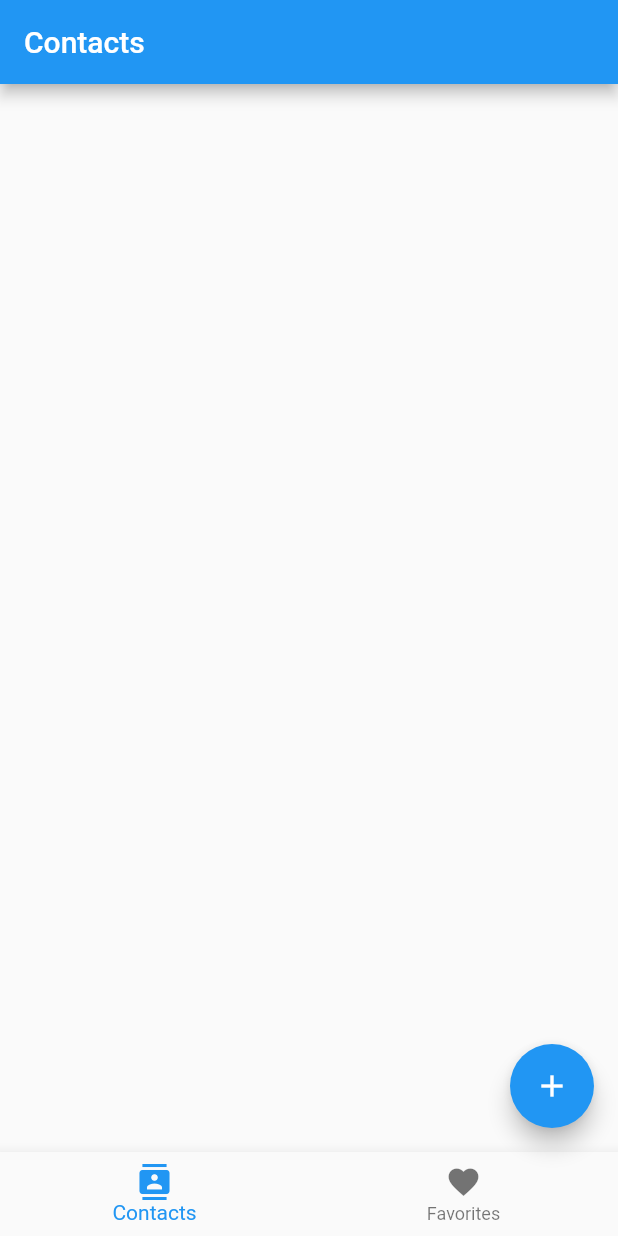
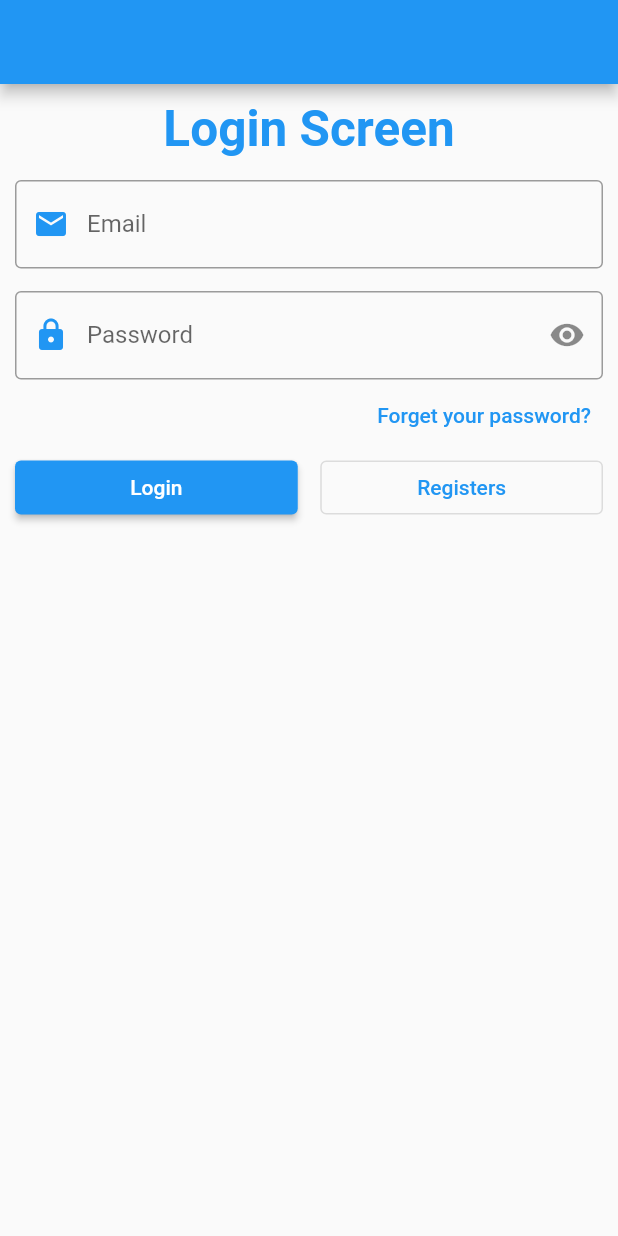
Before and after one commit to amir58/FlutterHti22G1, a Flutter app: the screen it shows after launch, on a phone screen of 412 x 824 dp. Run offline on Flutter 3.47's test engine with Material 2 defaults, Android fonts, the light colour scheme and no system bars; our stand-ins replace bloc, cloud_firestore, firebase_auth, firebase_core, flutter_bloc, flutter_easyloading and 1 more; accounts and stored records are empty.

Commit message:
Session 19

```diff
--- /dev/null
+++ b/lib/auth/auth_cubit.dart
@@ -0,0 +1,43 @@
+import 'package:bloc/bloc.dart';
+import 'package:cloud_firestore/cloud_firestore.dart';
+import 'package:firebase_auth/firebase_auth.dart';
+
+part 'auth_state.dart';
+
+class AuthCubit extends Cubit<AuthStates> {
+  AuthCubit() : super(AuthInitial());
+
+  var firebaseAuth = FirebaseAuth.instance;
+
+  void createAccount({
+    required String email,
+    required String password,
+  }) {
+    firebaseAuth
+        .createUserWithEmailAndPassword(email: email, password: password)
+        .then((value) => _saveUserData(value.user!))
+        .catchError((error) => emit(RegisterFailureState(error.toString())));
+  }
+
+  void login({
+    required String email,
+    required String password,
+  }) {
+    firebaseAuth
+        .signInWithEmailAndPassword(email: email, password: password)
+        .then((value) => emit(LoginSuccessState()))
+        .catchError((error) => emit(LoginFailureState(error.toString())));
+  }
+
+  void _saveUserData(User user) {
+    FirebaseFirestore.instance
+        .collection("flutterHti221Users")
+        .doc(user.uid)
+        .set({
+      "username": "Amir",
+      "email": "amir@gmail.com",
+      "gender": "male",
+      "phone": "01116036522",
+    }).then((value) => emit(RegisterSuccessState()));
+  }
+}
--- /dev/null
+++ b/lib/auth/auth_state.dart
@@ -0,0 +1,21 @@
+part of 'auth_cubit.dart';
+
+abstract class AuthStates {}
+
+class AuthInitial extends AuthStates {}
+
+class LoginSuccessState extends AuthStates {}
+
+class LoginFailureState extends AuthStates {
+  final String errorMessage;
+
+  LoginFailureState(this.errorMessage);
+}
+
+class RegisterSuccessState extends AuthStates {}
+
+class RegisterFailureState extends AuthStates {
+  final String errorMessage;
+
+  RegisterFailureState(this.errorMessage);
+}
--- /dev/null
+++ b/lib/auth/login_screen.dart
@@ -0,0 +1,182 @@
+import 'package:flutter/material.dart';
+import 'package:flutter_bloc/flutter_bloc.dart';
+import 'package:flutter_easyloading/flutter_easyloading.dart';
+import 'package:hti22one/auth/auth_cubit.dart';
+import 'package:hti22one/auth/register_screen.dart';
+import 'package:hti22one/contacts/contacts_cubit.dart';
+import 'package:hti22one/contacts/contacts_main_screen.dart';
+import 'package:hti22one/helpers/my_easy_loading.dart';
+
+class LoginScreen extends StatefulWidget {
+  const LoginScreen({Key? key}) : super(key: key);
+
+  @override
+  State<LoginScreen> createState() => _LoginScreenState();
+}
+
+class _LoginScreenState extends State<LoginScreen> {
+  final GlobalKey<FormState> formKey = GlobalKey<FormState>();
+
+  final TextEditingController emailController = TextEditingController();
+  final TextEditingController passwordController = TextEditingController();
+
+  @override
+  Widget build(BuildContext context) {
+    return BlocListener<AuthCubit, AuthStates>(
+      listener: (context, state) {
+        stopLoading();
+
+        if (state is LoginFailureState) {
+          showErrorMessage(state.errorMessage);
+          return;
+        }
+        if (state is LoginSuccessState) {
+          showInfoMessage("Welcome!");
+          Navigator.pushReplacement(
+              context,
+              MaterialPageRoute(
+                builder: (context) => BlocProvider(
+                  create: (context) => ContactsCubit(),
+                  child: ContactsMainScreen(),
+                ),
+              ));
+        }
+      },
+      child: Scaffold(
+        appBar: AppBar(),
+        body: Container(
+          padding: const EdgeInsets.all(10),
+          width: double.infinity,
+          child: Form(
+            key: formKey,
+            child: Column(
+              // crossAxisAlignment: CrossAxisAlignment.center,
+              children: [
+                const Text(
+                  "Login Screen",
+                  style: TextStyle(
+                    fontSize: 33,
+                    fontWeight: FontWeight.bold,
+                    color: Colors.blue,
+                  ),
+                ),
+                const SizedBox(height: 15),
+                TextFormField(
+                  controller: emailController,
+                  // initialValue: "@gmail.com",
+                  validator: (value) {
+                    if (value!.isEmpty) {
+                      return "Email required";
+                    }
+                    if (!value.contains("@") || !value.contains(".")) {
+                      return "Email not valid";
+                    }
+                    return null;
+                  },
+                  enabled: true,
+                  maxLines: 1,
+                  keyboardType: TextInputType.emailAddress,
+                  textInputAction: TextInputAction.next,
+                  decoration: const InputDecoration(
+                    labelText: "Email",
+                    border: OutlineInputBorder(),
+                    prefixIcon: Icon(
+                      Icons.email,
+                      color: Colors.blue,
+                    ),
+                  ),
+                ),
+                const SizedBox(height: 15),
+                TextFormField(
+                  controller: passwordController,
+                  validator: (value) {
+                    if (value!.isEmpty) {
+                      return "Password required";
+                    }
+                    if (value.length < 6) {
+                      return "Password must be at least 6 characters";
+                    }
+
+                    return null;
+                  },
+                  enabled: true,
+                  maxLines: 1,
+                  obscureText: true,
+                  keyboardType: TextInputType.emailAddress,
+                  decoration: InputDecoration(
+                    labelText: "Password",
+                    border: const OutlineInputBorder(),
+                    prefixIcon: const Icon(
+                      Icons.lock,
+                      color: Colors.blue,
+                    ),
+                    suffixIcon: IconButton(
+                      onPressed: () {
+                        print('Show/Hide password');
+                      },
+                      icon: const Icon(
+                        Icons.remove_red_eye,
+                      ),
+                    ),
+                  ),
+                ),
+                Container(
+                  // color: Colors.black,
+                  alignment: AlignmentDirectional.centerEnd,
+                  child: TextButton(
+                    onPressed: () {},
+                    child: const Text("Forget your password?"),
+                  ),
+                ),
+                Row(
+                  children: [
+                    Expanded(
+                      flex: 1,
+                      child: ElevatedButton(
+                        onPressed: () {
+                          if (formKey.currentState!.validate()) {
+                            login();
+                          } else {
+                            print('ERROR');
+                          }
+                        },
+                        child: const Text("Login"),
+                      ),
+                    ),
+                    const SizedBox(width: 15),
+                    Expanded(
+                      flex: 1,
+                      child: OutlinedButton(
+                        onPressed: () {
+                          Navigator.push(
+                            context,
+                            MaterialPageRoute(
+                              builder: (context) => BlocProvider.value(
+                                value: this.context.read<AuthCubit>(),
+                                child: RegisterScreen(),
+                              ),
+                            ),
+                          );
+                        },
+                        child: const Text("Registers"),
+                      ),
+                    )
+                  ],
+                ),
+              ],
+            ),
+          ),
+        ),
+      ),
+    );
+  }
+
+  void login() {
+    startLoading();
+
+    String email = emailController.text;
+    String password = passwordController.text;
+
+    context.read<AuthCubit>().login(email: email, password: password);
+  }
+}
--- a/lib/main.dart
+++ b/lib/main.dart
@@ -1,15 +1,18 @@
 import 'package:cloud_firestore/cloud_firestore.dart';
+import 'package:firebase_auth/firebase_auth.dart';
 import 'package:firebase_core/firebase_core.dart';
 import 'package:flutter/material.dart';
 import 'package:flutter_bloc/flutter_bloc.dart';
+import 'package:flutter_easyloading/flutter_easyloading.dart';
 import 'package:hti22one/assets_screen.dart';
+import 'package:hti22one/auth/auth_cubit.dart';
 import 'package:hti22one/bmi/bmi.dart';
 import 'package:hti22one/contacts/contacts_cubit.dart';
 import 'package:hti22one/contacts/contacts_main_screen.dart';
 import 'package:hti22one/contacts_screen.dart';
 import 'package:hti22one/messenger/messenger_screen.dart';
 import 'package:hti22one/stack.dart';
-import 'package:hti22one/third_screen.dart';
+import 'package:hti22one/auth/login_screen.dart';
 
 import 'counter_cubit/counter_cubit_screen.dart';
 import 'names_screen.dart';
@@ -29,6 +32,7 @@ class MyApp extends StatelessWidget {
     print('App RUN');
     return MaterialApp(
       title: 'Flutter Demo',
+      builder: EasyLoading.init(),
       debugShowCheckedModeBanner: false,
       theme: ThemeData(
         // This is the theme of your application.
@@ -44,9 +48,14 @@ class MyApp extends StatelessWidget {
       ),
       darkTheme: ThemeData(primarySwatch: Colors.brown),
       themeMode: ThemeMode.light,
-      home: BlocProvider(
-        create: (_) => ContactsCubit(),
-        child: ContactsMainScreen(),
+      home: MultiBlocProvider(
+        providers: [
+          BlocProvider(create: (_) => AuthCubit()),
+          BlocProvider(create: (_) => ContactsCubit()),
+        ],
+        child: FirebaseAuth.instance.currentUser == null
+            ? LoginScreen()
+            : ContactsMainScreen(),
       ),
     );
   }
--- a/pubspec.yaml
+++ b/pubspec.yaml
@@ -38,6 +38,8 @@ dependencies:
   flutter_bloc: ^8.0.1
   firebase_core: ^1.20.1
   cloud_firestore: ^3.4.4
+  firebase_auth: ^3.6.4
+  flutter_easyloading: ^3.0.5
 
 dev_dependencies:
   flutter_test:
```
Also changed, not shown: lib/auth/register_screen.dart (added, +130 -0 lines), lib/contacts/contacts_main_screen.dart (+21 -3 lines), lib/helpers/my_easy_loading.dart (added, +23 -0 lines), lib/third_screen.dart (deleted, +0 -131 lines), pubspec.lock, 1 other file.
